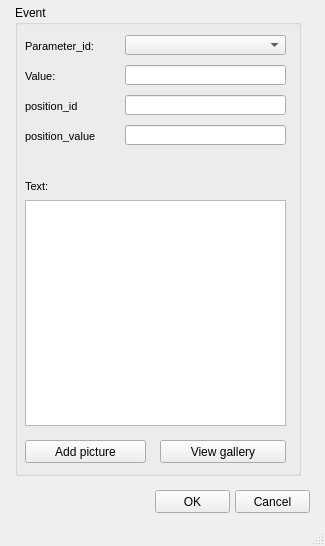
Above: ui/event_ud_arc_standard.ui from Giswater/giswater_qgis_plugin before the change. Below: the same form after it.
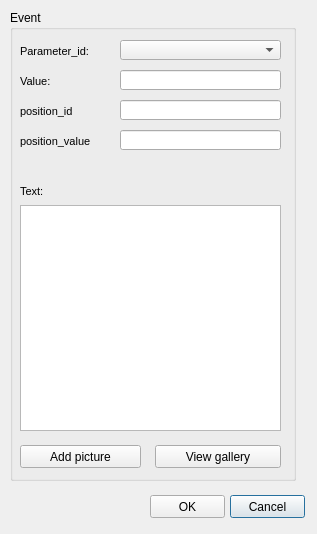
That is the form after the change.

The edit to the form file:
```diff
--- a/ui/event_ud_arc_standard.ui
+++ b/ui/event_ud_arc_standard.ui
@@ -1,37 +1,23 @@
 <?xml version="1.0" encoding="UTF-8"?>
 <ui version="4.0">
- <class>MainWindow</class>
- <widget class="QMainWindow" name="MainWindow">
+ <class>Dialog</class>
+ <widget class="QDialog" name="Dialog">
   <property name="geometry">
    <rect>
     <x>0</x>
     <y>0</y>
-    <width>325</width>
-    <height>546</height>
+    <width>317</width>
+    <height>534</height>
    </rect>
   </property>
   <property name="windowTitle">
    <string>MainWindow</string>
   </property>
-  <widget class="QWidget" name="centralwidget">
-   <widget class="QPushButton" name="pushButton_2">
-    <property name="geometry">
-     <rect>
-      <x>155</x>
-      <y>490</y>
-      <width>75</width>
-      <height>23</height>
-     </rect>
-    </property>
-    <property name="text">
-     <string>OK</string>
-    </property>
-   </widget>
    <widget class="QPushButton" name="pushButton_3">
     <property name="geometry">
      <rect>
-      <x>235</x>
-      <y>490</y>
+     <x>230</x>
+     <y>495</y>
       <width>75</width>
       <height>23</height>
      </rect>
@@ -40,11 +26,24 @@
      <string>Cancel</string>
     </property>
    </widget>
+  <widget class="QPushButton" name="pushButton_2">
+   <property name="geometry">
+    <rect>
+     <x>150</x>
+     <y>495</y>
+     <width>75</width>
+     <height>23</height>
+    </rect>
+   </property>
+   <property name="text">
+    <string>OK</string>
+   </property>
+  </widget>
    <widget class="QGroupBox" name="groupBox">
     <property name="geometry">
      <rect>
-      <x>15</x>
-      <y>5</y>
+     <x>10</x>
+     <y>10</y>
       <width>286</width>
       <height>471</height>
      </rect>
@@ -325,8 +324,6 @@
      </property>
     </widget>
    </widget>
-  </widget>
-  <widget class="QStatusBar" name="statusbar"/>
  </widget>
  <resources/>
  <connections/>
```
Left out of the diff: 12 changed lines with no effect on the pictures. Lines whose indentation alone changed are shown as unchanged.
